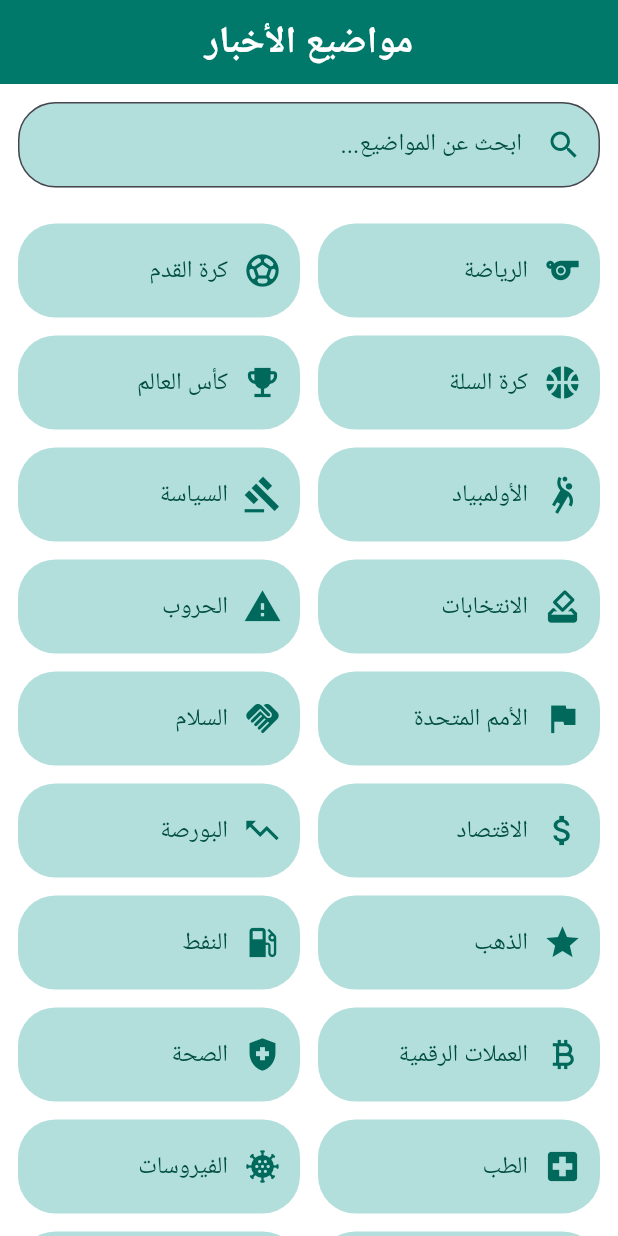
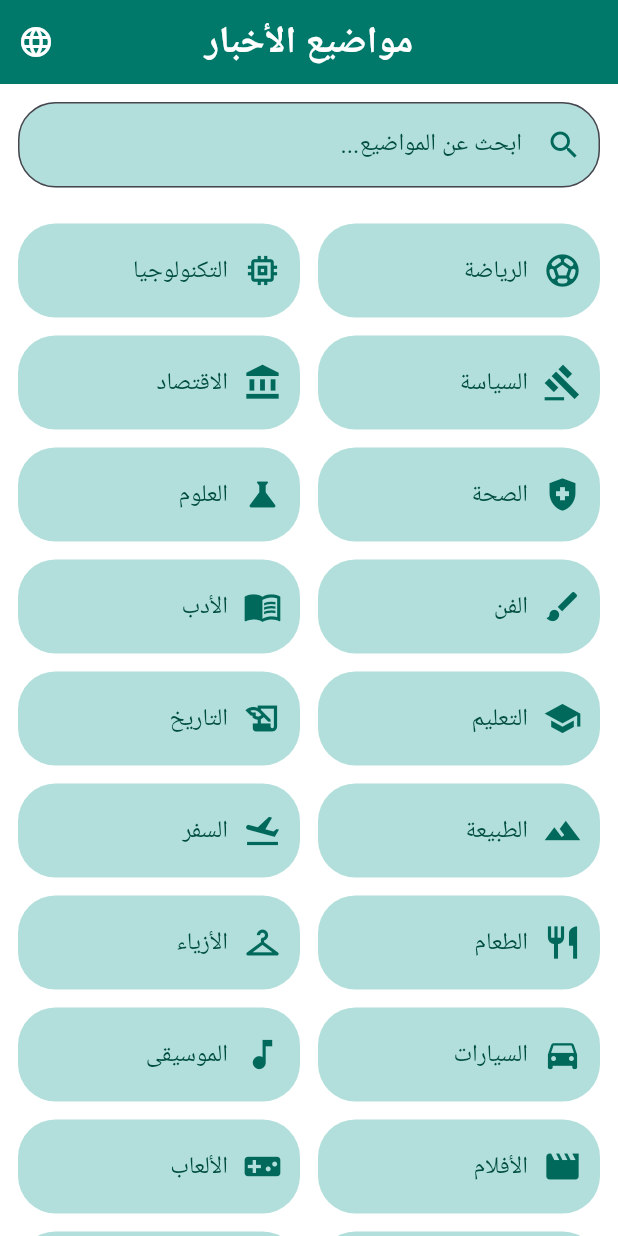
Before and after one commit to SAIF11811/Mobile-APP-Projects, a Flutter app: the screen it shows after launch, on a phone screen of 412 x 824 dp. Run offline on Flutter 3.47's test engine with Material 3 defaults, Android fonts, the phone set to English and light mode, and no system bars; our stand-ins replace bloc, conditional_builder_null_safety, dio, firebase_auth, firebase_core, flutter_bloc and 12 more; missing offline and left inert: clipboard, tflite_flutter; accounts and stored records are empty.

```diff
--- a/news_app/lib/HomeScreen.dart
+++ b/news_app/lib/HomeScreen.dart
@@ -7,149 +7,443 @@ class HomeScreen extends StatefulWidget {
 }
 
 class _HomeScreenState extends State<HomeScreen> {
-  final List<String> allTopics = [
-    'الرياضة', 'كرة القدم', 'كرة السلة', 'كأس العالم', 'الأولمبياد',
-    'السياسة', 'الانتخابات', 'الحروب', 'الأمم المتحدة', 'السلام',
-    'الاقتصاد', 'البورصة', 'الذهب', 'النفط', 'العملات الرقمية',
-    'الصحة', 'الطب', 'الفيروسات', 'كورونا', 'اللقاحات',
-    'التكنولوجيا', 'الذكاء الاصطناعي', 'الذكاء الاصطناعي التوليدي', 'الأمن السيبراني', 'الروبوتات',
-    'الهواتف الذكية', 'جوجل', 'آبل', 'مايكروسوفت', 'أمازون',
-    'السفر', 'الطيران', 'السياحة', 'المعالم السياحية', 'المدن الكبرى',
-    'التعليم', 'الجامعات', 'المدارس', 'البحث العلمي', 'الابتكار',
-    'البرمجة', 'تطوير الويب', 'تطوير التطبيقات', 'البرمجيات', 'الأجهزة الذكية',
-    'البيئة', 'التلوث', 'الاحتباس الحراري', 'الطاقة الشمسية', 'الطاقة المتجددة',
-    'الفضاء', 'ناسا', 'سبيس إكس', 'المريخ', 'القمر',
-    'الأفلام', 'المسلسلات', 'السينما', 'هوليوود', 'الأنمي',
-    'الموسيقى', 'الفن', 'الغناء', 'الحفلات', 'المهرجانات الثقافية',
-    'التاريخ', 'الآثار', 'الحضارات', 'المعارك التاريخية', 'الثقافة العامة',
-    'الكتب', 'الأدب', 'الروايات', 'الشعر', 'اللغة العربية',
-    'المناخ', 'الطقس', 'الأمطار', 'الزلازل', 'الكوارث الطبيعية',
-    'السيارات', 'السيارات الكهربائية', 'تسلا', 'الطرق السريعة', 'حوادث السير',
-    'الأعمال', 'ريادة الأعمال', 'المشاريع الصغيرة', 'التجارة الإلكترونية', 'التمويل',
-    'المجتمع', 'المرأة', 'الشباب', 'الأسرة', 'القضايا الاجتماعية',
-    'مصر', 'السعودية', 'الإمارات', 'فلسطين', 'القدس',
-    'التمثيل', 'الموضة', 'الذكاء العاطفي', 'التصوير', 'الابتكار التقني'
+  bool isArabic = true;
+
+  /// Arabic topics
+  final List<String> allTopicsAr = [
+    'الرياضة',
+    'التكنولوجيا',
+    'السياسة',
+    'الاقتصاد',
+    'الصحة',
+    'العلوم',
+    'الفن',
+    'الأدب',
+    'التعليم',
+    'التاريخ',
+    'الطبيعة',
+    'السفر',
+    'الطعام',
+    'الأزياء',
+    'السيارات',
+    'الموسيقى',
+    'الأفلام',
+    'الألعاب',
+    'الفضاء',
+    'الطقس',
+    'الطاقة',
+    'القانون',
+    'الهندسة',
+    'الزراعة',
+    'البيئة',
+    'اللغات',
+    'التجارة',
+    'التصميم',
+    'التسويق',
+    'التصوير',
+    'التدريب',
+    'البرمجة',
+    'الذكاء الاصطناعي',
+    'الأمن السيبراني',
+    'الابتكار',
+    'المسرح',
+    'الشعر',
+    'الكتب',
+    'العملات',
+    'المناخ',
+    'الفلسفة',
+    'الدين',
+    'المعارض',
+    'الاحتفالات',
+    'الأحياء',
+    'الكيمياء',
+    'الفيزياء',
+    'الرياضيات',
+    'الطب',
+    'طب الأسنان',
+    'التمريض',
+    'اللياقة البدنية',
+    'التغذية',
+    'العقارات',
+    'البورصة',
+    'العمل الخيري',
+    'التطوع',
+    'التصنيع',
+    'البحرية',
+    'الطيران',
+    'القطارات',
+    'الموانئ',
+    'الطاقة المتجددة',
+    'النفط والغاز',
+    'المياه',
+    'البرية',
+    'الحيوانات',
+    'الطيور',
+    'الحشرات',
+    'الأحياء البحرية',
+    'الزهور',
+    'الأشجار',
+    'المحميات الطبيعية',
+    'الطبخ',
+    'الحلويات',
+    'المشروبات',
+    'القهوة',
+    'الشاي',
+    'العصائر',
+    'العمارة',
+    'المتاحف',
+    'الآثار',
+    'الكتب المصورة',
+    'المجلات',
+    'الصحف',
+    'الإذاعة',
+    'التلفزيون',
+    'البودكاست',
+    'المهرجانات',
+    'السباقات',
+    'البطولات',
+    'الألعاب الإلكترونية',
+    'الروبوتات',
+    'الطباعة ثلاثية الأبعاد',
+    'الشبكات',
+    'البرمجيات',
+    'الأجهزة',
+    'التطبيقات',
   ];
 
+  /// English topics
+  final List<String> allTopicsEn = [
+    'Sports',
+    'Technology',
+    'Politics',
+    'Economy',
+    'Health',
+    'Science',
+    'Art',
+    'Literature',
+    'Education',
+    'History',
+    'Nature',
+    'Travel',
+    'Food',
+    'Fashion',
+    'Cars',
+    'Music',
+    'Movies',
+    'Games',
+    'Space',
+    'Weather',
+    'Energy',
+    'Law',
+    'Engineering',
+    'Agriculture',
+    'Environment',
+    'Languages',
+    'Commerce',
+    'Design',
+    'Marketing',
+    'Photography',
+    'Training',
+    'Programming',
+    'Artificial Intelligence',
+    'Cybersecurity',
+    'Innovation',
+    'Theatre',
+    'Poetry',
+    'Books',
+    'Currencies',
+    'Climate',
+    'Philosophy',
+    'Religion',
+    'Exhibitions',
+    'Celebrations',
+    'Biology',
+    'Chemistry',
+    'Physics',
+    'Mathematics',
+    'Medicine',
+    'Dentistry',
+    'Nursing',
+    'Fitness',
+    'Nutrition',
+    'Real Estate',
+    'Stock Market',
+    'Charity',
+    'Volunteering',
+    'Manufacturing',
+    'Maritime',
+    'Aviation',
+    'Trains',
+    'Ports',
+    'Renewable Energy',
+    'Oil & Gas',
+    'Water',
+    'Wildlife',
+    'Animals',
+    'Birds',
+    'Insects',
+    'Marine Life',
+    'Flowers',
+    'Trees',
+    'Nature Reserves',
+    'Cooking',
+    'Desserts',
+    'Drinks',
+    'Coffee',
+    'Tea',
+    'Juices',
+    'Architecture',
+    'Museums',
+    'Antiquities',
+    'Comics',
+    'Magazines',
+    'Newspapers',
+    'Radio',
+    'Television',
+    'Podcasts',
+    'Festivals',
+    'Races',
+    'Tournaments',
+    'E-sports',
+    'Robotics',
+    '3D Printing',
+    'Networks',
+    'Software',
+    'Hardware',
+    'Applications',
+  ];
+
+  /// Icon mapping
   final Map<String, IconData> topicIcons = {
-    'الرياضة': Icons.sports,
-    'كرة القدم': Icons.sports_soccer,
-    'كرة السلة': Icons.sports_basketball,
-    'كأس العالم': Icons.emoji_events,
-    'الأولمبياد': Icons.sports_handball,
+    'الرياضة': Icons.sports_soccer,
+    'Sports': Icons.sports_soccer,
+    'التكنولوجيا': Icons.memory,
+    'Technology': Icons.memory,
     'السياسة': Icons.gavel,
-    'الانتخابات': Icons.how_to_vote,
-    'الحروب': Icons.warning,
-    'الأمم المتحدة': Icons.flag,
-    'السلام': Icons.handshake,
-    'الاقتصاد': Icons.attach_money,
-    'البورصة': Icons.trending_up,
-    'الذهب': Icons.star,
-    'النفط': Icons.local_gas_station,
-    'العملات الرقمية': Icons.currency_bitcoin,
+    'Politics': Icons.gavel,
+    'الاقتصاد': Icons.account_balance,
+    'Economy': Icons.account_balance,
     'الصحة': Icons.health_and_safety,
+    'Health': Icons.health_and_safety,
+    'العلوم': Icons.science,
+    'Science': Icons.science,
+    'الفن': Icons.brush,
+    'Art': Icons.brush,
+    'الأدب': Icons.menu_book,
+    'Literature': Icons.menu_book,
+    'التعليم': Icons.school,
+    'Education': Icons.school,
+    'التاريخ': Icons.history_edu,
+    'History': Icons.history_edu,
+    'الطبيعة': Icons.landscape,
+    'Nature': Icons.landscape,
+    'السفر': Icons.flight_takeoff,
+    'Travel': Icons.flight_takeoff,
+    'الطعام': Icons.restaurant,
+    'Food': Icons.restaurant,
+    'الأزياء': Icons.checkroom,
+    'Fashion': Icons.checkroom,
+    'السيارات': Icons.directions_car,
+    'Cars': Icons.directions_car,
+    'الموسيقى': Icons.music_note,
+    'Music': Icons.music_note,
+    'الأفلام': Icons.movie,
+    'Movies': Icons.movie,
+    'الألعاب': Icons.videogame_asset,
+    'Games': Icons.videogame_asset,
+    'الفضاء': Icons.public,
+    'Space': Icons.public,
+    'الطقس': Icons.cloud,
+    'Weather': Icons.cloud,
+    'الطاقة': Icons.bolt,
+    'Energy': Icons.bolt,
+    'القانون': Icons.balance,
+    'Law': Icons.balance,
+    'الهندسة': Icons.engineering,
+    'Engineering': Icons.engineering,
+    'الزراعة': Icons.agriculture,
+    'Agriculture': Icons.agriculture,
+    'البيئة': Icons.eco,
+    'Environment': Icons.eco,
+    'اللغات': Icons.translate,
+    'Languages': Icons.translate,
+    'التجارة': Icons.shopping_bag,
+    'Commerce': Icons.shopping_bag,
+    'التصميم': Icons.design_services,
+    'Design': Icons.design_services,
+    'التسويق': Icons.campaign,
+    'Marketing': Icons.campaign,
+    'التصوير': Icons.camera_alt,
+    'Photography': Icons.camera_alt,
+    'التدريب': Icons.fitness_center,
+    'Training': Icons.fitness_center,
+    'البرمجة': Icons.code,
+    'Programming': Icons.code,
+    'الذكاء الاصطناعي': Icons.smart_toy,
+    'Artificial Intelligence': Icons.smart_toy,
+    'الأمن السيبراني': Icons.security,
+    'Cybersecurity': Icons.security,
+    'الابتكار': Icons.lightbulb,
+    'Innovation': Icons.lightbulb,
+    'المسرح': Icons.theaters,
+    'Theatre': Icons.theaters,
+    'الشعر': Icons.format_quote,
+    'Poetry': Icons.format_quote,
+    'الكتب': Icons.book,
+    'Books': Icons.book,
+    'العملات': Icons.currency_exchange,
+    'Currencies': Icons.currency_exchange,
+    'المناخ': Icons.thermostat,
+    'Climate': Icons.thermostat,
+    'الفلسفة': Icons.psychology,
+    'Philosophy': Icons.psychology,
+    'الدين': Icons.mosque,
+    'Religion': Icons.mosque,
+    'المعارض': Icons.store,
+    'Exhibitions': Icons.store,
+    'الاحتفالات': Icons.celebration,
+    'Celebrations': Icons.celebration,
+    'الأحياء': Icons.biotech,
+    'Biology': Icons.biotech,
+    'الكيمياء': Icons.science,
+    'Chemistry': Icons.science,
+    'الفيزياء': Icons.auto_graph,
+    'Physics': Icons.auto_graph,
+    'الرياضيات': Icons.calculate,
+    'Mathematics': Icons.calculate,
     'الطب': Icons.local_hospital,
-    'الفيروسات': Icons.coronavirus,
-    'كورونا': Icons.coronavirus,
-    'اللقاحات': Icons.vaccines,
-    'التكنولوجيا': Icons.devices,
-    'الذكاء الاصطناعي': Icons.memory,
-    'الذكاء الاصطناعي التوليدي': Icons.auto_awesome,
-    'الأمن السيبراني': Icons.security,
-    'الروبوتات': Icons.precision_manufacturing,
-    'الهواتف الذكية': Icons.smartphone,
-    'جوجل': Icons.language,
-    'آبل': Icons.apple,
-    'مايكروسوفت': Icons.window,
-    'أمازون': Icons.shopping_cart,
-    'السفر': Icons.flight,
-    'الطيران': Icons.airplanemode_active,
-    'السياحة': Icons.card_travel,
-    'المعالم السياحية': Icons.location_city,
-    'المدن الكبرى': Icons.apartment,
-    'التعليم': Icons.school,
-    'الجامعات': Icons.account_balance,
-    'المدارس': Icons.cast_for_education,
-    'البحث العلمي': Icons.search,
-    'الابتكار': Icons.lightbulb,
-    'البرمجة': Icons.code,
-    'تطوير الويب': Icons.web,
-    'تطوير التطبيقات': Icons.phone_android,
-    'البرمجيات': Icons.computer,
-    'الأجهزة الذكية': Icons.devices_other,
-    'البيئة': Icons.eco,
-    'التلوث': Icons.smoking_rooms,
-    'الاحتباس الحراري': Icons.thermostat,
-    'الطاقة الشمسية': Icons.sunny,
-    'الطاقة المتجددة': Icons.energy_savings_leaf,
-    'الفضاء': Icons.rocket_launch,
-    'ناسا': Icons.public,
-    'سبيس إكس': Icons.rocket,
-    'المريخ': Icons.travel_explore,
-    'القمر': Icons.nightlight,
-    'الأفلام': Icons.movie,
-    'المسلسلات': Icons.live_tv,
-    'السينما': Icons.theaters,
-    'هوليوود': Icons.stars,
-    'الأنمي': Icons.animation,
-    'الموسيقى': Icons.music_note,
-    'الفن': Icons.brush,
-    'الغناء': Icons.mic,
-    'الحفلات': Icons.event,
-    'المهرجانات الثقافية': Icons.festival,
-    'التاريخ': Icons.history_edu,
+    'Medicine': Icons.local_hospital,
+    'طب الأسنان': Icons.medical_services,
+    'Dentistry': Icons.medical_services,
+    'التمريض': Icons.healing,
+    'Nursing': Icons.healing,
+    'اللياقة البدنية': Icons.fitness_center,
+    'Fitness': Icons.fitness_center,
+    'التغذية': Icons.restaurant_menu,
+    'Nutrition': Icons.restaurant_menu,
+    'العقارات': Icons.apartment,
+    'Real Estate': Icons.apartment,
+    'البورصة': Icons.show_chart,
+    'Stock Market': Icons.show_chart,
+    'العمل الخيري': Icons.volunteer_activism,
+    'Charity': Icons.volunteer_activism,
+    'التطوع': Icons.handshake,
+    'Volunteering': Icons.handshake,
+    'التصنيع': Icons.precision_manufacturing,
+    'Manufacturing': Icons.precision_manufacturing,
+    'البحرية': Icons.directions_boat,
+    'Maritime': Icons.directions_boat,
+    'الطيران': Icons.flight,
+    'Aviation': Icons.flight,
+    'القطارات': Icons.train,
+    'Trains': Icons.train,
+    'الموانئ': Icons.anchor,
+    'Ports': Icons.anchor,
+    'الطاقة المتجددة': Icons.solar_power,
+    'Renewable Energy': Icons.solar_power,
+    'النفط والغاز': Icons.local_gas_station,
+    'Oil & Gas': Icons.local_gas_station,
+    'المياه': Icons.water_drop,
+    'Water': Icons.water_drop,
+    'البرية': Icons.park,
+    'Wildlife': Icons.park,
+    'الحيوانات': Icons.pets,
+    'Animals': Icons.pets,
+    'الطيور': Icons.cruelty_free,
+    'Birds': Icons.cruelty_free,
+    'الحشرات': Icons.bug_report,
+    'Insects': Icons.bug_report,
+    'الأحياء البحرية': Icons.scuba_diving,
+    'Marine Life': Icons.scuba_diving,
+    'الزهور': Icons.local_florist,
+    'Flowers': Icons.local_florist,
+    'الأشجار': Icons.nature,
+    'Trees': Icons.nature,
+    'المحميات الطبيعية': Icons.forest,
+    'Nature Reserves': Icons.forest,
+    'الطبخ': Icons.kitchen,
+    'Cooking': Icons.kitchen,
+    'الحلويات': Icons.icecream,
+    'Desserts': Icons.icecream,
+    'المشروبات': Icons.local_drink,
+    'Drinks': Icons.local_drink,
+    'القهوة': Icons.coffee,
+    'Coffee': Icons.coffee,
+    'الشاي': Icons.local_cafe,
+    'Tea': Icons.local_cafe,
+    'العصائر': Icons.blender,
+    'Juices': Icons.blender,
+    'العمارة': Icons.apartment,
+    'Architecture': Icons.apartment,
+    'المتاحف': Icons.museum,
+    'Museums': Icons.museum,
     'الآثار': Icons.account_balance,
-    'الحضارات': Icons.museum,
-    'المعارك التاريخية': Icons.shield,
-    'الثقافة العامة': Icons.light_mode,
-    'الكتب': Icons.book,
-    'الأدب': Icons.menu_book,
-    'الروايات': Icons.menu_book,
-    'الشعر': Icons.format_quote,
-    'اللغة العربية': Icons.translate,
-    'المناخ': Icons.eco,
-    'الطقس': Icons.wb_sunny,
-    'الأمطار': Icons.grain,
-    'الزلازل': Icons.crisis_alert,
-    'الكوارث الطبيعية': Icons.report_problem,
-    'السيارات': Icons.directions_car,
-    'السيارات الكهربائية': Icons.electric_car,
-    'تسلا': Icons.electric_car,
-    'الطرق السريعة': Icons.add_road,
-    'حوادث السير': Icons.car_crash,
-    'الأعمال': Icons.business_center,
-    'ريادة الأعمال': Icons.trending_up,
-    'المشاريع الصغيرة': Icons.work,
-    'التجارة الإلكترونية': Icons.shopping_cart,
-    'التمويل': Icons.account_balance_wallet,
-    'المجتمع': Icons.people,
-    'المرأة': Icons.female,
-    'الشباب': Icons.group,
-    'الأسرة': Icons.family_restroom,
-    'القضايا الاجتماعية': Icons.forum,
-    'مصر': Icons.flag,
-    'السعودية': Icons.flag,
-    'الإمارات': Icons.flag,
-    'فلسطين': Icons.flag,
-    'القدس': Icons.location_city,
-    'التمثيل': Icons.theater_comedy,
-    'الموضة': Icons.checkroom,
-    'الذكاء العاطفي': Icons.psychology,
-    'التصوير': Icons.camera_alt,
-    'الابتكار التقني': Icons.science,
+    'Antiquities': Icons.account_balance,
+    'الكتب المصورة': Icons.menu_book,
+    'Comics': Icons.menu_book,
+    'المجلات': Icons.book_online,
+    'Magazines': Icons.book_online,
+    'الصحف': Icons.article,
+    'Newspapers': Icons.article,
+    'الإذاعة': Icons.radio,
+    'Radio': Icons.radio,
+    'التلفزيون': Icons.tv,
+    'Television': Icons.tv,
+    'البودكاست': Icons.podcasts,
+    'Podcasts': Icons.podcasts,
+    'المهرجانات': Icons.festival,
+    'Festivals': Icons.festival,
+    'السباقات': Icons.flag,
+    'Races': Icons.flag,
+    'البطولات': Icons.emoji_events,
+    'Tournaments': Icons.emoji_events,
+    'الألعاب الإلكترونية': Icons.sports_esports,
+    'E-sports': Icons.sports_esports,
+    'الروبوتات': Icons.smart_toy,
+    'Robotics': Icons.smart_toy,
+    'الطباعة ثلاثية الأبعاد': Icons.print,
+    '3D Printing': Icons.print,
+    'الشبكات': Icons.wifi,
+    'Networks': Icons.wifi,
+    'البرمجيات': Icons.developer_mode,
+    'Software': Icons.developer_mode,
+    'الأجهزة': Icons.devices,
+    'Hardware': Icons.devices,
+    'التطبيقات': Icons.apps,
+    'Applications': Icons.apps,
   };
 
   String searchQuery = '';
 
   @override
   Widget build(BuildContext context) {
+    final topics = isArabic ? allTopicsAr : allTopicsEn;
     final filteredTopics =
-    allTopics.where((topic) => topic.contains(searchQuery)).toList();
+        topics
+            .where(
+              (topic) =>
+                  topic.toLowerCase().contains(searchQuery.toLowerCase()),
+            )
+            .toList();
 
     return Directionality(
-      textDirection: TextDirection.rtl,
+      textDirection: isArabic ? TextDirection.rtl : TextDirection.ltr,
       child: Scaffold(
-        appBar: AppBar(title: Text('مواضيع الأخبار')),
+        appBar: AppBar(
+          title: Text(isArabic ? 'مواضيع الأخبار' : 'News Topics'),
+          actions: [
+            IconButton(
+              icon: Icon(Icons.language),
+              tooltip: isArabic ? 'Switch to English' : 'التبديل إلى العربية',
+              onPressed: () {
+                setState(() {
+                  isArabic = !isArabic;
+                  searchQuery = '';
+                });
+              },
+            ),
+          ],
+        ),
         body: Column(
           children: [
             Padding(
@@ -158,7 +452,8 @@ class _HomeScreenState extends State<HomeScreen> {
                 decoration: InputDecoration(
                   fillColor: Colors.teal[100],
                   filled: true,
-                  hintText: 'ابحث عن المواضيع...',
+                  hintText:
+                      isArabic ? 'ابحث عن المواضيع...' : 'Search topics...',
                   hintStyle: TextStyle(color: Colors.teal[900]),
                   prefixIcon: Icon(Icons.search, color: Colors.teal[800]),
                   border: OutlineInputBorder(
@@ -190,7 +485,9 @@ class _HomeScreenState extends State<HomeScreen> {
                       Navigator.push(
                         context,
                         MaterialPageRoute(
-                          builder: (_) => NewsScreen(query: topic),
+                          builder:
+                              (_) =>
+                                  NewsScreen(query: topic, isArabic: isArabic),
                         ),
                       );
                     },
--- a/news_app/lib/NewsScreen.dart
+++ b/news_app/lib/NewsScreen.dart
@@ -3,8 +3,12 @@ import 'package:dio/dio.dart';
 
 class NewsScreen extends StatefulWidget {
   final String query;
+  final bool isArabic;
 
-  const NewsScreen({required this.query});
+  const NewsScreen({
+    required this.query,
+    required this.isArabic,
+  });
 
   @override
   _NewsScreenState createState() => _NewsScreenState();
@@ -28,7 +32,7 @@ class _NewsScreenState extends State<NewsScreen> {
     try {
       final response = await _dio.get(url, queryParameters: {
         'q': widget.query,
-        'language': 'ar',
+        'language': widget.isArabic ? 'ar' : 'en',
         'sortBy': 'publishedAt',
         'apiKey': _apiKey,
       });
@@ -40,13 +44,17 @@ class _NewsScreenState extends State<NewsScreen> {
         });
       } else {
         setState(() {
-          _error = 'فشل تحميل الأخبار';
+          _error = widget.isArabic
+              ? 'فشل تحميل الأخبار'
+              : 'Failed to load news';
           _isLoading = false;
         });
       }
     } catch (e) {
       setState(() {
-        _error = 'حدث خطأ: $e';
+        _error = widget.isArabic
+            ? 'حدث خطأ: $e'
+            : 'An error occurred: $e';
         _isLoading = false;
       });
     }
@@ -55,10 +63,14 @@ class _NewsScreenState extends State<NewsScreen> {
   @override
   Widget build(BuildContext context) {
     return Directionality(
-      textDirection: TextDirection.rtl,
+      textDirection: widget.isArabic ? TextDirection.rtl : TextDirection.ltr,
       child: Scaffold(
         appBar: AppBar(
-          title: Text('أخبار ${widget.query}'),
+          title: Text(
+            widget.isArabic
+                ? 'أخبار ${widget.query}'
+                : '${widget.query} News',
+          ),
           backgroundColor: Colors.teal[400],
         ),
         body: _isLoading
@@ -68,15 +80,24 @@ class _NewsScreenState extends State<NewsScreen> {
             : RefreshIndicator(
           onRefresh: fetchNews,
           child: _articles.isEmpty
-              ? Center(child: Text('لا توجد أخبار حالياً'))
+              ? Center(
+            child: Text(widget.isArabic
+                ? 'لا توجد أخبار حالياً'
+                : 'No news available'),
+          )
               : ListView.builder(
             itemCount: _articles.length,
             itemBuilder: (context, index) {
               final article = _articles[index];
               return NewsCard(
-                title: article['title'] ?? 'بدون عنوان',
-                description:
-                article['description'] ?? 'لا يوجد وصف',
+                title: article['title'] ??
+                    (widget.isArabic
+                        ? 'بدون عنوان'
+                        : 'No title'),
+                description: article['description'] ??
+                    (widget.isArabic
+                        ? 'لا يوجد وصف'
+                        : 'No description'),
                 imageUrl: article['urlToImage'] ??
                     'https://via.placeholder.com/150',
               );
@@ -145,7 +166,7 @@ class NewsCard extends StatelessWidget {
           Padding(
             padding: const EdgeInsets.all(12.0),
             child: Directionality(
-              textDirection: TextDirection.rtl,
+              textDirection: Directionality.of(context),
               child: Column(
                 crossAxisAlignment: CrossAxisAlignment.start,
                 children: [
```
Also changed, not shown: news_app/pubspec.yaml (+0 -9 lines), bmi_calc/pubspec.lock, news_app/pubspec.lock, 7 other files.
